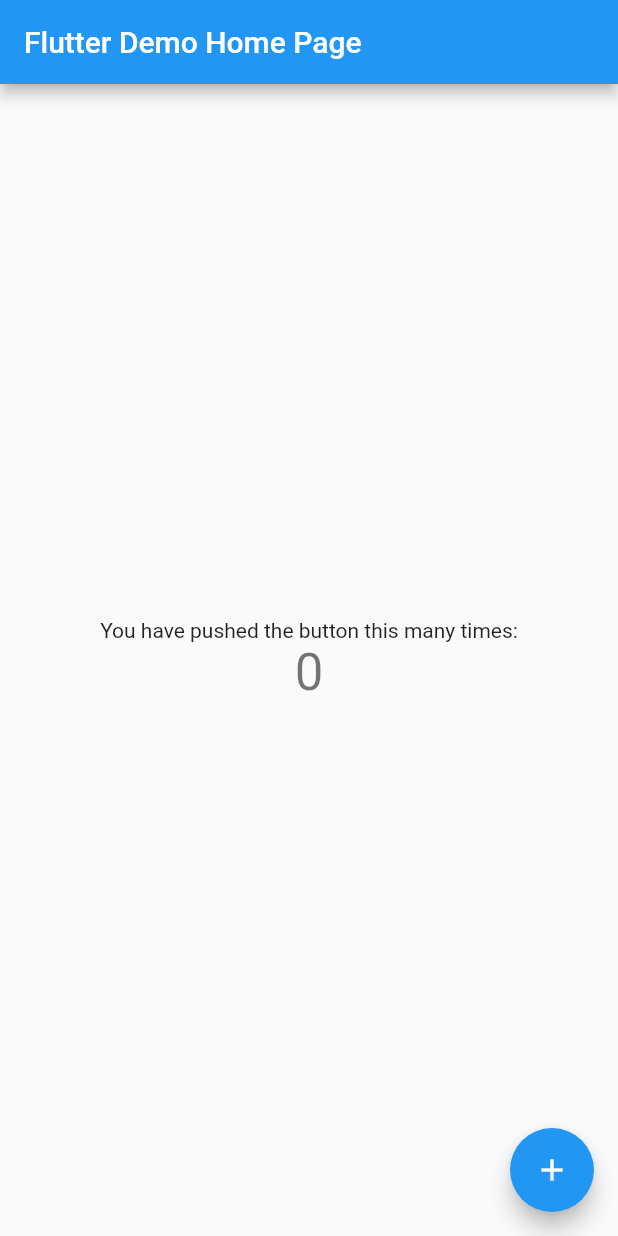
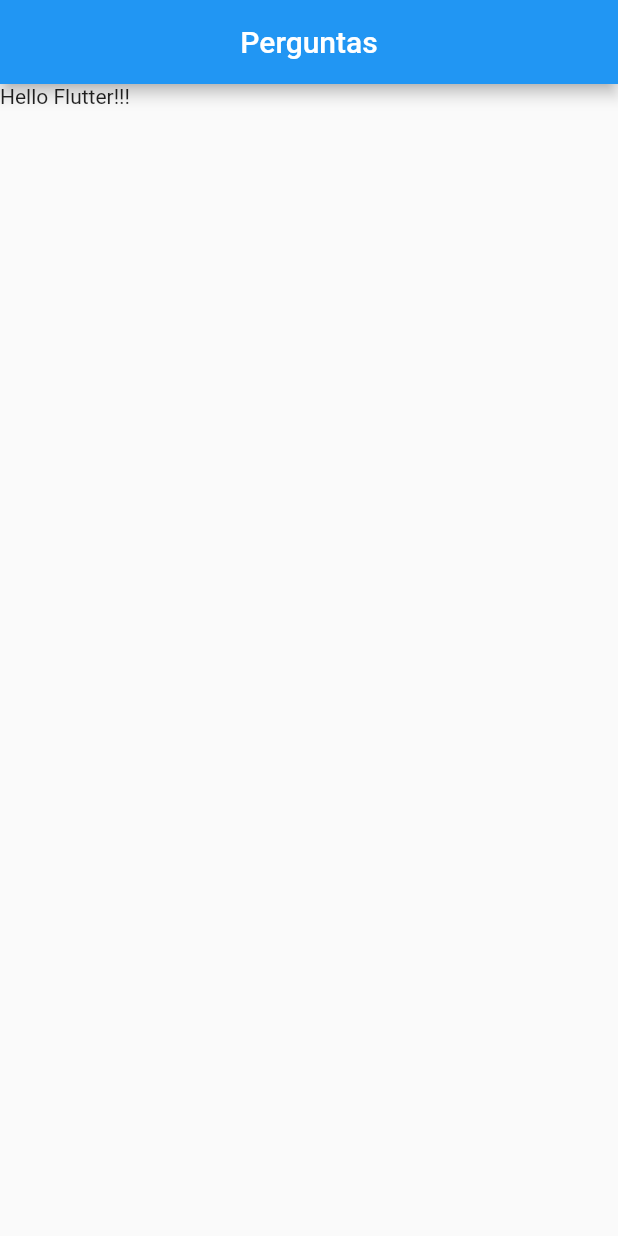
Before and after one commit to teilorbarcelos/flutter-quiz, a Flutter app: the screen it shows after launch, on a phone screen of 412 x 824 dp. Run offline on Flutter 3.47's test engine with Material 2 defaults, Android fonts, the phone set to English and light mode, and no system bars.

Commit message:
main reseted, top barr created and title centered

```diff
--- a/lib/main.dart
+++ b/lib/main.dart
@@ -1,66 +1,18 @@
 import 'package:flutter/material.dart';
 
-void main() {
-  runApp(const MyApp());
-}
+void main(List<String> args) => runApp(const QuestionApp());
 
-class MyApp extends StatelessWidget {
-  const MyApp({super.key});
+class QuestionApp extends StatelessWidget {
+  const QuestionApp({super.key});
 
   @override
   Widget build(BuildContext context) {
     return MaterialApp(
-      title: 'Flutter Demo',
-      theme: ThemeData(
-        primarySwatch: Colors.blue,
-      ),
-      home: const MyHomePage(title: 'Flutter Demo Home Page'),
-    );
-  }
-}
-
-class MyHomePage extends StatefulWidget {
-  const MyHomePage({super.key, required this.title});
-
-  final String title;
-
-  @override
-  State<MyHomePage> createState() => _MyHomePageState();
-}
-
-class _MyHomePageState extends State<MyHomePage> {
-  int _counter = 0;
-
-  void _incrementCounter() {
-    setState(() {
-      _counter++;
-    });
-  }
-
-  @override
-  Widget build(BuildContext context) {
-    return Scaffold(
-      appBar: AppBar(
-        title: Text(widget.title),
-      ),
-      body: Center(
-        child: Column(
-          mainAxisAlignment: MainAxisAlignment.center,
-          children: <Widget>[
-            const Text(
-              'You have pushed the button this many times:',
-            ),
-            Text(
-              '$_counter',
-              style: Theme.of(context).textTheme.headline4,
-            ),
-          ],
+      home: Scaffold(
+        appBar: AppBar(
+          title: const Center(child: Text('Perguntas')),
         ),
-      ),
-      floatingActionButton: FloatingActionButton(
-        onPressed: _incrementCounter,
-        tooltip: 'Increment',
-        child: const Icon(Icons.add),
+        body: const Text('Hello Flutter!!!'),
       ),
     );
   }
```
